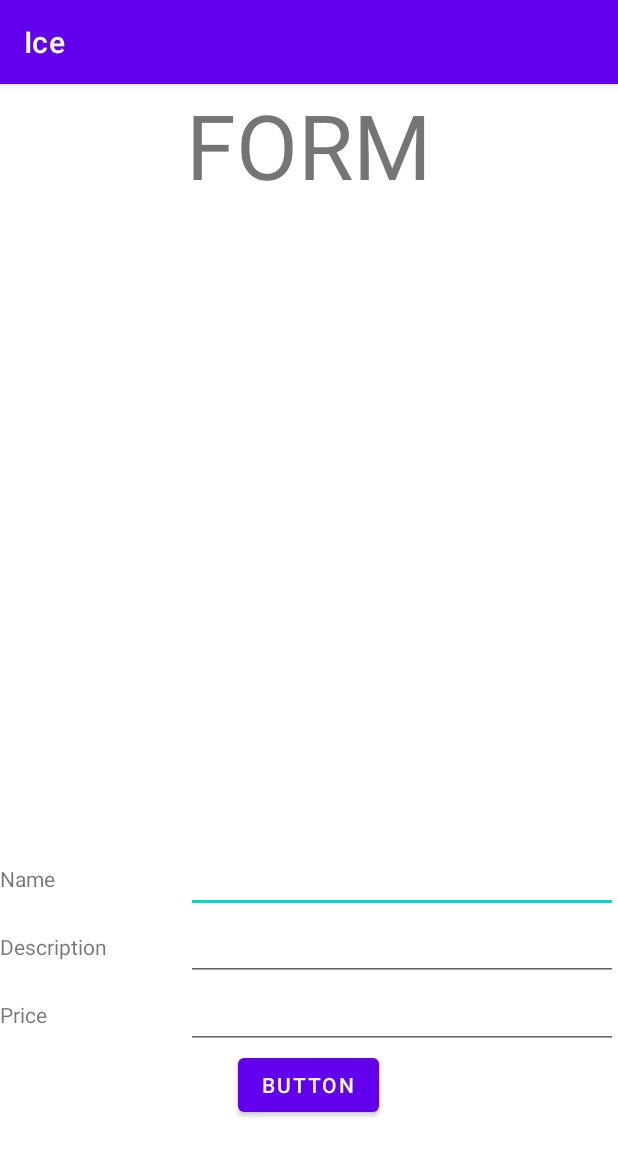
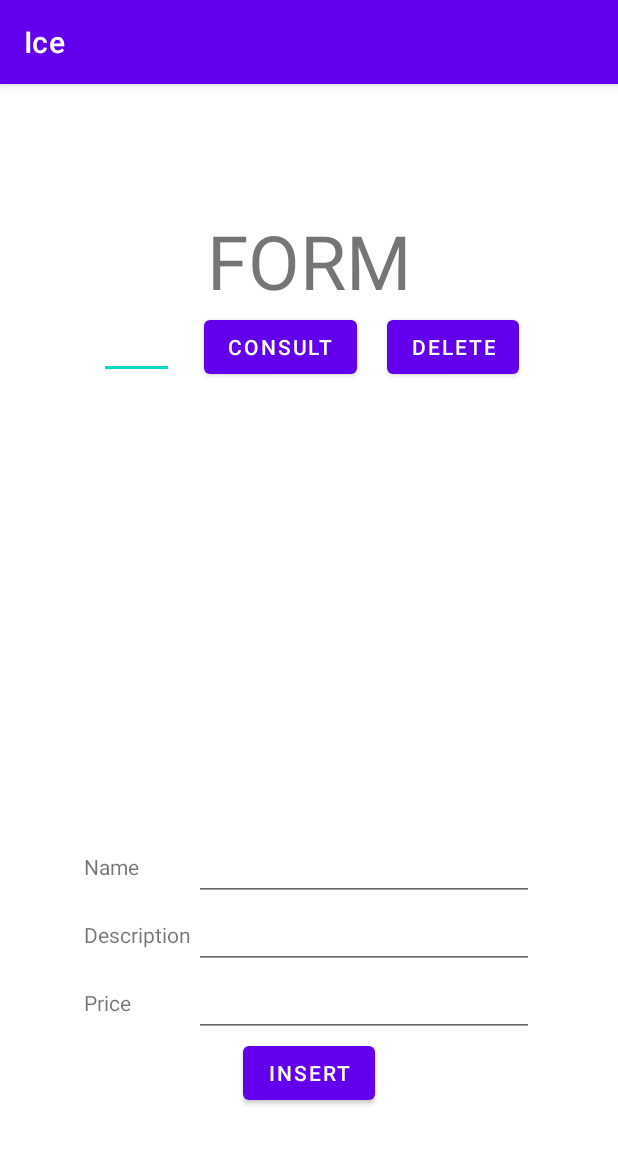
Before and after one commit to WilliG02/Sprint1.2, an Android app: the FormProduct screen opened directly, with no data from a screen before it, on a phone screen of 412 x 824 dp. Shown: the top 1156 px of the screen. Run offline under Robolectric (Android 15) with nearby library versions, the phone set to English and light mode, and no system bars.

Commit message:
Terminacion de crud

```diff
--- a/app/src/main/java/com/example/listview/FormProduct.java
+++ b/app/src/main/java/com/example/listview/FormProduct.java
@@ -1,26 +1,40 @@
 package com.example.listview;
 
+import androidx.activity.result.ActivityResultCallback;
+import androidx.activity.result.ActivityResultLauncher;
+import androidx.activity.result.contract.ActivityResultContracts;
 import androidx.appcompat.app.AppCompatActivity;
 
+import android.annotation.SuppressLint;
 import android.content.Intent;
+import android.graphics.Bitmap;
+import android.graphics.BitmapFactory;
+import android.hardware.display.DeviceProductInfo;
+import android.net.Uri;
 import android.os.Bundle;
 import android.util.Log;
 import android.view.View;
 import android.widget.Button;
 import android.widget.EditText;
 import android.widget.ImageView;
+import android.widget.Toast;
 
 import com.example.listview.DB.DbHelper;
+import com.example.listview.Entities.Product;
+import com.example.listview.Services.ProductService;
 
+import java.io.FileNotFoundException;
+import java.io.InputStream;
 import java.nio.charset.StandardCharsets;
+import java.util.ArrayList;
 
 public class FormProduct extends AppCompatActivity {
 
-    private Button btnFormProduct;
-    private EditText editNameProduct;
-    private EditText editDescriptionProduct;
-    private EditText editPriceProduct;
+    private Button btnFormProduct, btnGetFormProduct, btnDeleteFormProduct;
+    private EditText editNameFormProduct, editDescriptionFormProduct, editPriceFormProduct, editIdFormProduct;
     private ImageView imgFormProduct;
+    private ActivityResultLauncher<String> content;
+    private ProductService productService;
 
     private DbHelper dbHelper;
     @Override
@@ -28,32 +42,85 @@ public class FormProduct extends AppCompatActivity {
         super.onCreate(savedInstanceState);
         setContentView(R.layout.activity_form_product);
 
+        btnGetFormProduct = (Button) findViewById(R.id.btnGetFormProduct);
+        btnDeleteFormProduct = (Button) findViewById(R.id.btnDeleteFormProduct);
         btnFormProduct = (Button) findViewById(R.id.btnFormProduct);
-        editNameProduct = (EditText) findViewById(R.id.editNameProduct);
-        editDescriptionProduct = (EditText) findViewById(R.id.editDescriptionProduct);
-        editPriceProduct = (EditText) findViewById(R.id.editPriceProduct);
+        editNameFormProduct = (EditText) findViewById(R.id.editNameFormProduct);
+        editDescriptionFormProduct = (EditText) findViewById(R.id.editDescriptionFormProduct);
+        editPriceFormProduct = (EditText) findViewById(R.id.editPriceFormProduct);
+        editIdFormProduct = (EditText) findViewById(R.id.editIdFormProduct);
         imgFormProduct = (ImageView) findViewById(R.id.imgFormProduct);
-        byte[] img = "".getBytes(StandardCharsets.UTF_8);
+
         try {
             dbHelper = new DbHelper(this);
+            productService = new ProductService();
+            content = registerForActivityResult(
+                    new ActivityResultContracts.GetContent(),
+                    new ActivityResultCallback<Uri>() {
+                        @Override
+                        public void onActivityResult(Uri result) {
+                            try {
+                                InputStream inputStream = getContentResolver().openInputStream(result);
+                                Bitmap bitmap = BitmapFactory.decodeStream(inputStream);
+                                imgFormProduct.setImageBitmap(bitmap);
+                            }catch (FileNotFoundException e){
+                                Log.e("FileError", e.toString());
+                            }
+                        }
+                    });
         }catch (Exception e){
             Log.e("DB", e.toString());
         }
+
+        imgFormProduct.setOnClickListener(new View.OnClickListener() {
+            @Override
+            public void onClick(View view) {
+                content.launch("image/*");
+            }
+        });
+
         btnFormProduct.setOnClickListener(new View.OnClickListener() {
             @Override
             public void onClick(View view) {
                 dbHelper.insertProduct(
-                        editNameProduct.getText().toString(),
-                        editDescriptionProduct.getText().toString(),
-                        editPriceProduct.getText().toString(),
-                        img);
-
-
+                        editNameFormProduct.getText().toString(),
+                        editDescriptionFormProduct.getText().toString(),
+                        editPriceFormProduct.getText().toString(),
+                        productService.imageViewToBy(imgFormProduct));
                 Intent intent = new Intent(getApplicationContext(), MainActivity2.class);
                 startActivity(intent);
             }
         });
 
+        btnGetFormProduct.setOnClickListener(new View.OnClickListener() {
+            @Override
+            public void onClick(View view) {
+                String id = editIdFormProduct.getText().toString().trim();
+                if(id.compareTo("") == 0){
+                    Toast.makeText(getApplicationContext(),"Insert Id", Toast.LENGTH_SHORT).show();
+                }else{
+                    ArrayList<Product> productDB = productService.cursorToArray(dbHelper.getProductsById(id));
+                    if(productDB.size() != 0){
+                        Product product = productDB.get(0);
+                        editNameFormProduct.setText(product.getName());
+                        editDescriptionFormProduct.setText(product.getDescription());
+                        editPriceFormProduct.setText(String.valueOf(product.getPrice()));
+                        Bitmap bitmap = BitmapFactory.decodeByteArray(product.getImage(),0,product.getImage().length);
+                        imgFormProduct.setImageBitmap(bitmap);
+                    }
+                    else{
+                        Toast.makeText(getApplicationContext(),"Not Results", Toast.LENGTH_SHORT).show();
+                    }
+                }
+            }
+        });
 
+        btnDeleteFormProduct.setOnClickListener(new View.OnClickListener() {
+            @Override
+            public void onClick(View view) {
+                String id = editIdFormProduct.getText().toString().trim();
+                dbHelper.deleteProductById(id);
+            }
+        });
     }
 }
--- a/app/src/main/res/layout/activity_form_product.xml
+++ b/app/src/main/res/layout/activity_form_product.xml
@@ -12,20 +12,49 @@
         android:id="@+id/textView2"
         android:layout_width="wrap_content"
         android:layout_height="wrap_content"
-        android:textSize="60dp"
+        android:textSize="50dp"
         android:text="FORM" />
 
     <LinearLayout
-        android:layout_width="match_parent"
-        android:layout_height="match_parent"
+        android:layout_width="wrap_content"
+        android:layout_height="wrap_content"
         android:gravity="center"
         android:orientation="vertical">
 
+        <LinearLayout
+            android:layout_width="wrap_content"
+            android:layout_height="wrap_content"
+            android:orientation="horizontal">
+
+            <EditText
+                android:id="@+id/editIdFormProduct"
+                android:layout_width="50dp"
+                android:layout_height="wrap_content"
+                android:layout_marginRight="20dp"
+                android:ems="10"
+                android:inputType="number" />
+
+            <Button
+                android:id="@+id/btnGetFormProduct"
+                android:layout_width="wrap_content"
+                android:layout_height="wrap_content"
+                android:layout_marginRight="20dp"
+                android:layout_weight="1"
+                android:text="Consult" />
+
+            <Button
+                android:id="@+id/btnDeleteFormProduct"
+                android:layout_width="wrap_content"
+                android:layout_height="wrap_content"
+                android:layout_weight="1"
+                android:text="Delete" />
+        </LinearLayout>
+
         <ImageView
             android:id="@+id/imgFormProduct"
-            android:layout_width="350dp"
-            android:layout_height="350dp"
-            tools:srcCompat="@tools:sample/avatars" />
+            android:layout_width="300dp"
+            android:layout_height="300dp"
+            tools:srcCompat="@drawable/ic_launcher_background" />
 
         <LinearLayout
             android:layout_width="match_parent"
@@ -35,12 +64,12 @@
 
             <TextView
                 android:id="@+id/tvNameForm1"
-                android:layout_width="50dp"
+                android:layout_width="60dp"
                 android:layout_height="wrap_content"
                 android:layout_weight="1"
                 android:text="Name" />
             <EditText
-                android:id="@+id/editNameProduct"
+                android:id="@+id/editNameFormProduct"
                 android:layout_width="wrap_content"
                 android:layout_height="wrap_content"
                 android:layout_weight="1"
@@ -55,12 +84,12 @@
 
             <TextView
                 android:id="@+id/tvDescriptionForm"
-                android:layout_width="50dp"
+                android:layout_width="60dp"
                 android:layout_height="wrap_content"
                 android:layout_weight="1"
                 android:text="Description" />
             <EditText
-                android:id="@+id/editDescriptionProduct"
+                android:id="@+id/editDescriptionFormProduct"
                 android:layout_width="wrap_content"
                 android:layout_height="wrap_content"
                 android:layout_weight="1"
@@ -75,12 +104,12 @@
 
             <TextView
                 android:id="@+id/tvPriceForm"
-                android:layout_width="50dp"
+                android:layout_width="60dp"
                 android:layout_height="wrap_content"
                 android:layout_weight="1"
                 android:text="Price" />
             <EditText
-                android:id="@+id/editPriceProduct"
+                android:id="@+id/editPriceFormProduct"
                 android:layout_width="wrap_content"
                 android:layout_height="wrap_content"
                 android:layout_weight="1"
@@ -88,10 +117,10 @@
                 android:inputType="textPersonName"/>
         </LinearLayout>
 
-        <Button
-            android:id="@+id/btnFormProduct"
-            android:layout_width="wrap_content"
-            android:layout_height="wrap_content"
-            android:text="Button" />
-    </LinearLayout>
+            <Button
+                android:id="@+id/btnFormProduct"
+                android:layout_width="wrap_content"
+                android:layout_height="wrap_content"
+                android:text="insert" />
+        </LinearLayout>
 </LinearLayout>
```
Also changed, not shown: app/src/main/java/com/example/listview/Adapters/ProductAdapter.java (+6 -2 lines), app/src/main/java/com/example/listview/DB/DbHelper.java (+22 -0 lines), app/src/main/java/com/example/listview/Entities/Product.java (+15 -5 lines), app/src/main/java/com/example/listview/MainActivity3.java (+20 -2 lines), app/src/main/java/com/example/listview/Services/ProductService.java (+15 -1 lines).
